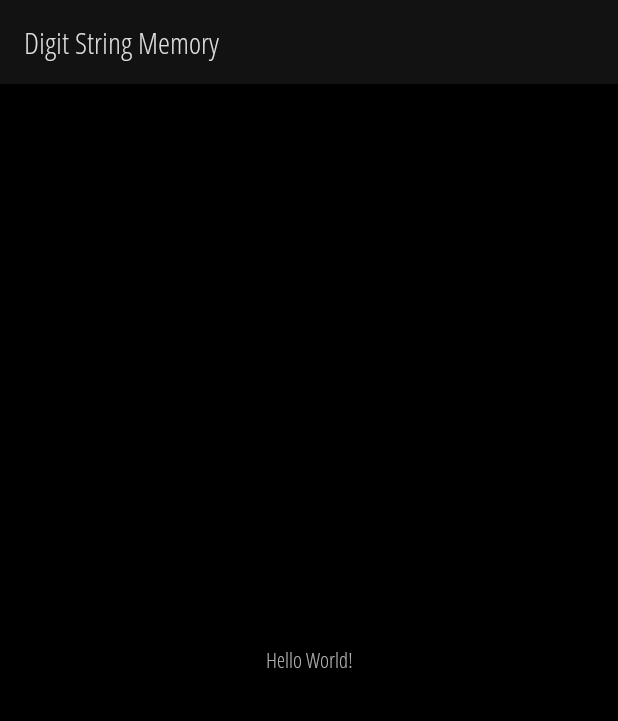
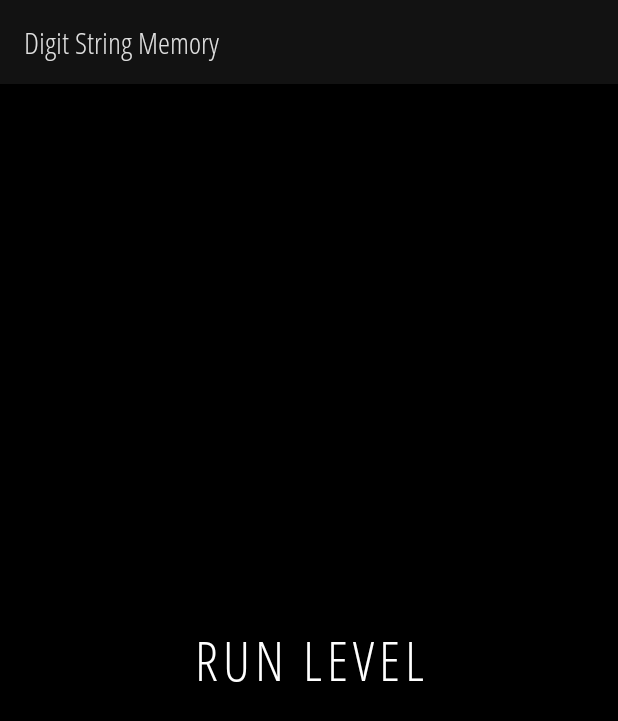
Before and after one commit to eBLDR/DigitStringMemory, an Android app: the screen it shows after launch (MainActivity), on a phone screen of 412 x 824 dp. Shown: the top 721 px of the screen. Run offline under Robolectric (Android 15) with nearby library versions, the phone set to English and light mode, and no system bars.

Commit message:
Several developments

```diff
--- a/app/src/main/AndroidManifest.xml
+++ b/app/src/main/AndroidManifest.xml
@@ -9,6 +9,10 @@
         android:roundIcon="@mipmap/ic_launcher_round"
         android:supportsRtl="true"
         android:theme="@style/Theme.DigitStringMemory">
+        <activity
+            android:name=".DisplayDigitStringActivity"
+            android:parentActivityName=".MainActivity"
+            android:screenOrientation="portrait" />
         <activity
             android:name=".InputDigitStringActivity"
             android:parentActivityName=".MainActivity"
--- a/app/src/main/java/com/minimalstudios/digitstringmemory/InputDigitStringActivity.kt
+++ b/app/src/main/java/com/minimalstudios/digitstringmemory/InputDigitStringActivity.kt
@@ -8,7 +8,6 @@ class InputDigitStringActivity : AppCompatActivity() {
 
     override fun onCreate(savedInstanceState: Bundle?) {
         super.onCreate(savedInstanceState)
-
         val binding = ActivityInputDigitStringBinding.inflate(layoutInflater)
         setContentView(binding.root)
     }
--- a/app/src/main/res/layout/activity_display_digit_string.xml
+++ b/app/src/main/res/layout/activity_display_digit_string.xml
@@ -11,7 +11,7 @@
         android:id="@+id/tvDisplayDigit"
         android:layout_width="wrap_content"
         android:layout_height="wrap_content"
-        android:textSize="256sp"
+        android:textSize="192sp"
         app:layout_constraintBottom_toBottomOf="parent"
         app:layout_constraintEnd_toEndOf="parent"
         app:layout_constraintStart_toStartOf="parent"
--- a/app/src/main/res/layout/activity_main.xml
+++ b/app/src/main/res/layout/activity_main.xml
@@ -7,14 +7,15 @@
     android:background="@color/black"
     tools:context=".MainActivity">
 
-    <TextView
-        android:id="@+id/tvDisplayDigit"
+    <Button
+        android:id="@+id/btnRunLevel"
         android:layout_width="wrap_content"
         android:layout_height="wrap_content"
-        android:text="Hello World!"
+        android:text="@string/run_level"
+        android:textSize="36sp"
         app:layout_constraintBottom_toBottomOf="parent"
-        app:layout_constraintLeft_toLeftOf="parent"
-        app:layout_constraintRight_toRightOf="parent"
+        app:layout_constraintEnd_toEndOf="parent"
+        app:layout_constraintStart_toStartOf="parent"
         app:layout_constraintTop_toTopOf="parent" />
 
 </androidx.constraintlayout.widget.ConstraintLayout>
--- a/app/src/main/res/values/strings.xml
+++ b/app/src/main/res/values/strings.xml
@@ -1,3 +1,4 @@
 <resources>
     <string name="app_name">Digit String Memory</string>
+    <string name="run_level">Run level</string>
 </resources>
```
Also changed, not shown: app/src/main/java/com/minimalstudios/digitstringmemory/DisplayDigitStringActivity.kt (+23 -1 lines), app/src/main/java/com/minimalstudios/digitstringmemory/MainActivity.kt (+18 -4 lines).
